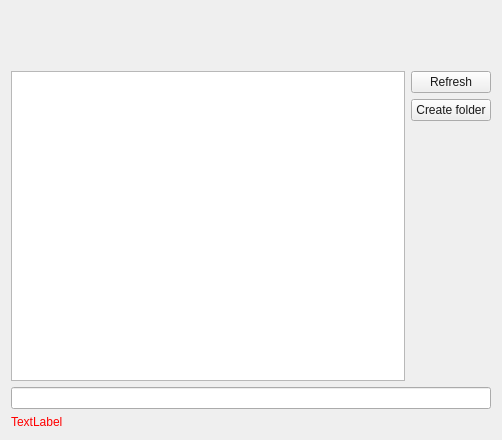
This is src/gui/folderwizardtargetpage.ui in nextmcloud/desktop as Qt 5 draws it before an edit. The edited form follows.
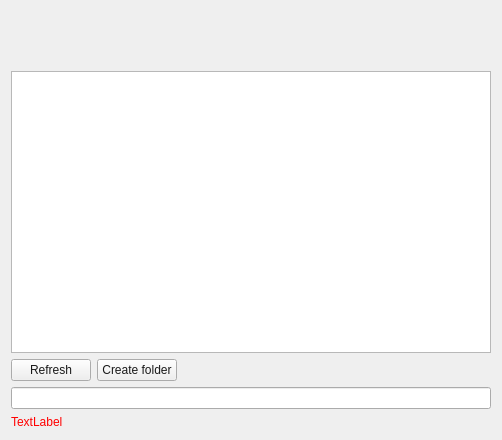
This is the edited form.

What changed in the file:
```diff
--- a/src/gui/folderwizardtargetpage.ui
+++ b/src/gui/folderwizardtargetpage.ui
@@ -13,7 +13,7 @@
   <property name="windowTitle">
    <string notr="true">Form</string>
   </property>
-  <layout class="QVBoxLayout" name="verticalLayout_2">
+  <layout class="QVBoxLayout" name="verticalLayout">
    <item>
     <widget class="QLabel" name="subHeader">
      <property name="styleSheet">
@@ -77,8 +77,10 @@
        </column>
       </widget>
      </item>
+    </layout>
+   </item>
      <item>
-      <layout class="QVBoxLayout" name="verticalLayout">
+    <layout class="QHBoxLayout" name="horizontalLayout_2">
        <item>
         <widget class="QPushButton" name="refreshButton">
          <property name="styleSheet">
@@ -102,19 +104,17 @@
         </widget>
        </item>
        <item>
-        <spacer name="verticalSpacer_2">
+      <spacer name="horizontalSpacer">
          <property name="orientation">
-          <enum>Qt::Vertical</enum>
+        <enum>Qt::Horizontal</enum>
          </property>
          <property name="sizeHint" stdset="0">
           <size>
-           <width>20</width>
-           <height>40</height>
+         <width>40</width>
+         <height>20</height>
           </size>
          </property>
         </spacer>
-       </item>
-      </layout>
      </item>
     </layout>
    </item>
```
Lines whose indentation alone changed are shown as unchanged.
